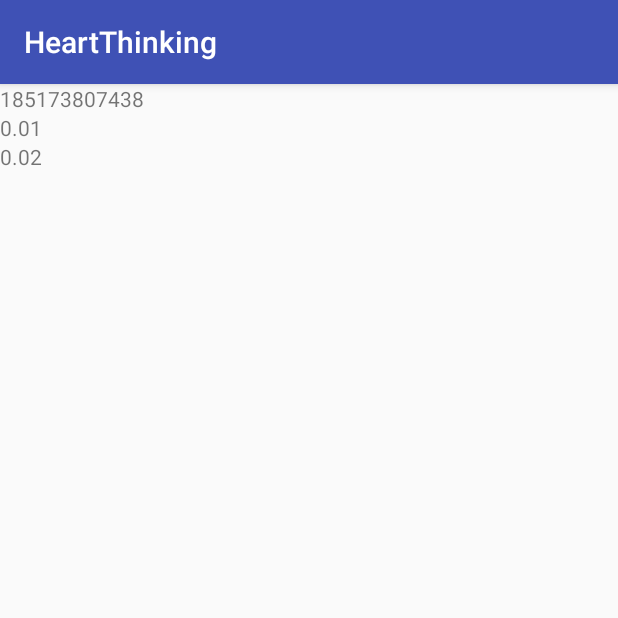
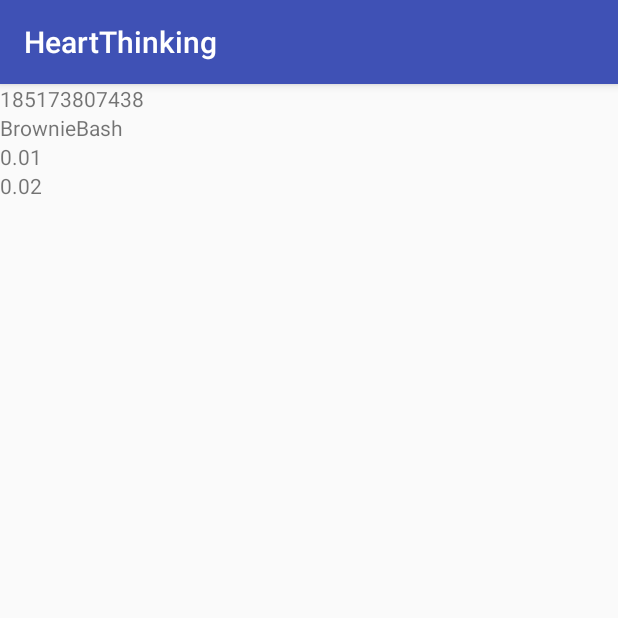
Before and after one commit to tvdwal/heart-thinking, an Android app: the screen it shows after launch (HandOverviewActivity), on a phone screen of 412 x 824 dp, the top half of it. Run offline under Robolectric (Android 15) with nearby library versions, the phone set to English and light mode, and no system bars; our stand-ins replace data binding.

Commit message:
Added databinding for recycler item holder

```diff
--- a/app/src/main/java/nl/appautomatic/heartthinking/handoverview/HandOverviewHolder.kt
+++ b/app/src/main/java/nl/appautomatic/heartthinking/handoverview/HandOverviewHolder.kt
@@ -1,12 +1,18 @@
 package nl.appautomatic.heartthinking.handoverview
 
+import android.databinding.DataBindingUtil
 import android.support.v7.widget.RecyclerView
-import android.view.View
-import android.widget.TextView
-import nl.appautomatic.heartthinking.R
+import nl.appautomatic.heartthinking.BR
+import nl.appautomatic.heartthinking.databinding.LayoutHandOverviewRecyclerItemBinding
+import nl.appautomatic.heartthinking.poker.Hand
 
-class HandOverviewHolder(itemView: View): RecyclerView.ViewHolder(itemView) {
-    val textViewHandId = itemView.findViewById(R.id.textViewRecyclerItemHandId) as TextView
-    val textViewSmallBlind = itemView.findViewById(R.id.textViewRecyclerItemSmallBlind) as TextView
-    val textViewBigBlind = itemView.findViewById(R.id.textViewRecyclerItemBigBlind) as TextView
+class HandOverviewHolder(binding: LayoutHandOverviewRecyclerItemBinding): RecyclerView.ViewHolder(binding.root) {
+
+    private var binding: LayoutHandOverviewRecyclerItemBinding = DataBindingUtil.bind(itemView)!!
+
+    fun bind(hand: Hand) {
+        binding.setVariable(BR.hand, hand)
+        binding.executePendingBindings()
+    }
+
 }
--- a/app/src/main/java/nl/appautomatic/heartthinking/handoverview/HandOverviewRecyclerAdapter.kt
+++ b/app/src/main/java/nl/appautomatic/heartthinking/handoverview/HandOverviewRecyclerAdapter.kt
@@ -1,24 +1,20 @@
 package nl.appautomatic.heartthinking.handoverview
 
 import android.content.Context
-import android.content.Intent
+import android.databinding.DataBindingUtil
 import android.support.v7.widget.RecyclerView
 import android.view.LayoutInflater
 import android.view.ViewGroup
-import android.widget.Toast
 import nl.appautomatic.heartthinking.R
-import nl.appautomatic.heartthinking.handviewer.HandViewerActivity
+import nl.appautomatic.heartthinking.databinding.LayoutHandOverviewRecyclerItemBinding
 import nl.appautomatic.heartthinking.poker.Hand
 
 class HandOverviewRecyclerAdapter(val viewModel: HandOverviewViewModel, val context: Context) : RecyclerView.Adapter<HandOverviewHolder>() {
 
     override fun onCreateViewHolder(parent: ViewGroup, viewType: Int): HandOverviewHolder {
-        val v = LayoutInflater.from(parent.context).inflate(R.layout.layout_hand_overview_recycler_item, parent, false)
-        v.setOnClickListener {
-            val i = Intent(context, HandViewerActivity::class.java)
-            context.startActivity(i)
-        }
-        return HandOverviewHolder(v)
+        val inflater = LayoutInflater.from(parent.context)
+        var binding = DataBindingUtil.inflate<LayoutHandOverviewRecyclerItemBinding>(inflater, R.layout.layout_hand_overview_recycler_item, parent, false)
+        return HandOverviewHolder(binding)
     }
 
     override fun getItemCount(): Int {
@@ -27,9 +23,7 @@ class HandOverviewRecyclerAdapter(val viewModel: HandOverviewViewModel, val cont
 
     override fun onBindViewHolder(holder: HandOverviewHolder, position: Int) {
         val hand: Hand = viewModel.getHands().value!![position]
-        holder.textViewHandId.text = hand.handId
-        holder.textViewBigBlind.text = hand.bigBlind.toString()
-        holder.textViewSmallBlind.text = hand.smallBlind.toString()
+        holder.bind(hand)
     }
 
 }
--- a/app/src/main/java/nl/appautomatic/heartthinking/handoverview/HandOverviewViewModel.kt
+++ b/app/src/main/java/nl/appautomatic/heartthinking/handoverview/HandOverviewViewModel.kt
@@ -7,7 +7,7 @@ import nl.appautomatic.heartthinking.utility.TextFileParser
 
 class HandOverviewViewModel: ViewModel() {
     private var source: MutableLiveData<ArrayList<Hand>> = MutableLiveData()
-    val parser = TextFileParser()
+    private val parser = TextFileParser()
 
     init {
         source.value = ArrayList()
--- a/app/src/main/java/nl/appautomatic/heartthinking/poker/Hand.kt
+++ b/app/src/main/java/nl/appautomatic/heartthinking/poker/Hand.kt
@@ -23,4 +23,12 @@ class Hand {
         return players.size
     }
 
+    fun getHeroPlayer(): Player? {
+       for (p in players) {
+           if (p.isHero) {
+               return p
+           }
+       }
+       return null
+    }
 }
--- a/app/src/main/res/layout/layout_hand_overview_recycler_item.xml
+++ b/app/src/main/res/layout/layout_hand_overview_recycler_item.xml
@@ -1,26 +1,35 @@
 <?xml version="1.0" encoding="utf-8"?>
+<layout
+    xmlns:android="http://schemas.android.com/apk/res/android">
+    <data>
+        <variable
+            name="hand"
+            type="nl.appautomatic.heartthinking.poker.Hand"/>
+    </data>
     <LinearLayout
-    xmlns:android="http://schemas.android.com/apk/res/android"
         android:layout_width="match_parent"
         android:layout_height="wrap_content"
         android:orientation="vertical">
 
         <TextView
-        android:id="@+id/textViewRecyclerItemHandId"
             android:layout_width="wrap_content"
             android:layout_height="wrap_content"
-        android:text="Hand ID"/>
+            android:text="@{hand.handId}"/>
 
         <TextView
-        android:id="@+id/textViewRecyclerItemSmallBlind"
             android:layout_width="wrap_content"
             android:layout_height="wrap_content"
-        android:text="Small Blind"/>
+            android:text="@{hand.getHeroPlayer().name}"/>
 
         <TextView
-        android:id="@+id/textViewRecyclerItemBigBlind"
             android:layout_width="wrap_content"
             android:layout_height="wrap_content"
-        android:text="Big Blind"/>
+            android:text="@{Double.toString(hand.smallBlind)}"/>
+
+        <TextView
+            android:layout_width="wrap_content"
+            android:layout_height="wrap_content"
+            android:text="@{Double.toString(hand.bigBlind)}"/>
 
     </LinearLayout>
+</layout>
--- a/app/src/main/res/layout/layout_player.xml
+++ b/app/src/main/res/layout/layout_player.xml
@@ -46,10 +46,6 @@
                 layout="@layout/layout_card"
                 bind:card="@{player.holeCardTwo}"/>
 
-
-
-
-
         </LinearLayout>
 
     </LinearLayout>
```
Lines whose indentation alone changed are shown as unchanged.
